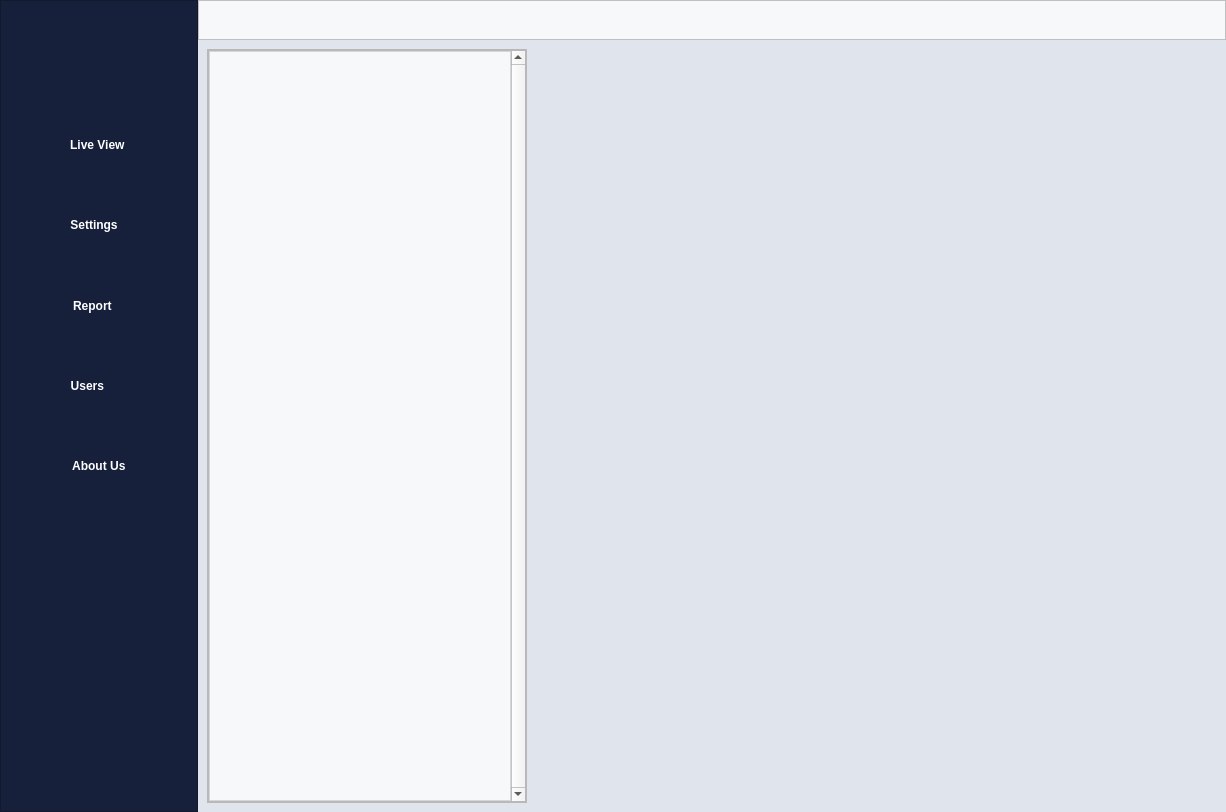
First picture: the form in UIFiles/main_UI.ui, repository DORSA-co/MSC_Conveyor, before the edit.
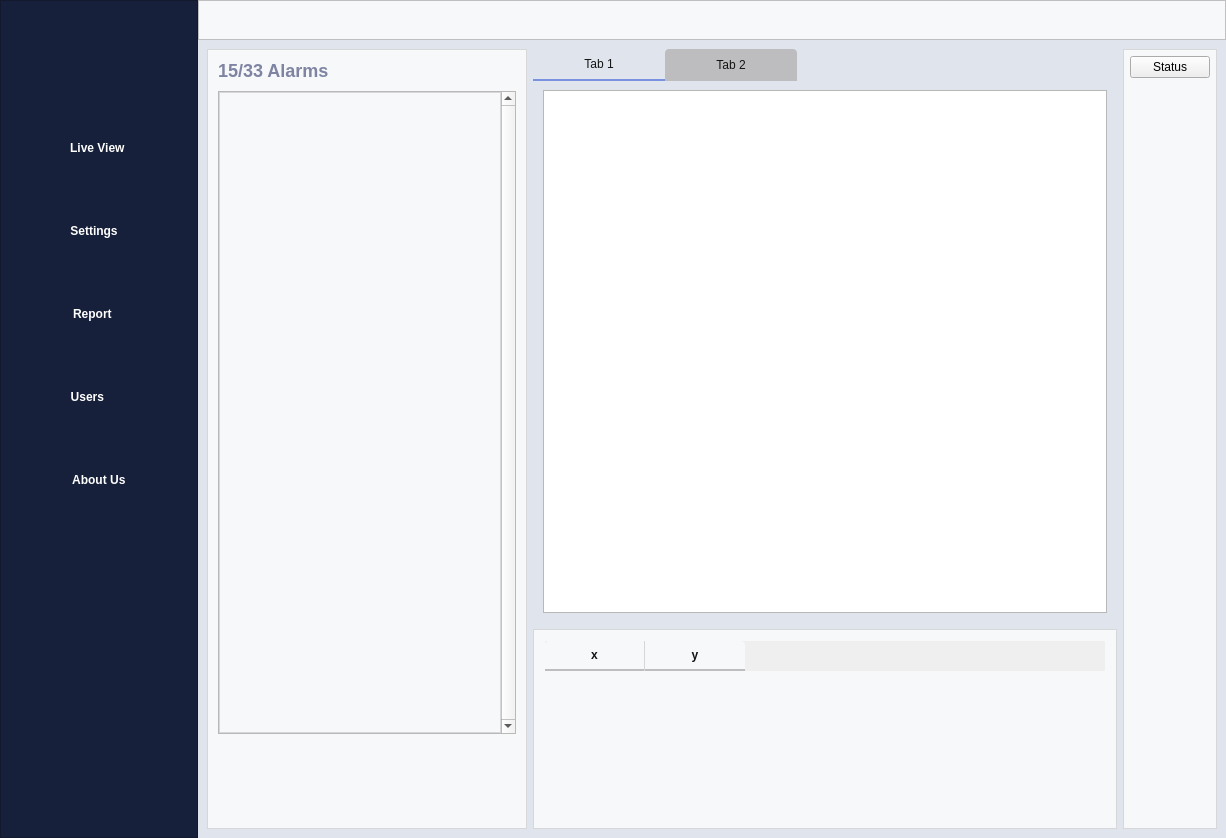
Second picture: the form after the edit. The open tabs and pages were chosen to show the change. Icons and pictures are not drawn. Custom widgets are drawn as their Qt base class.

Commit message: notification by defect happend, liveView popup slider added

What changed in the file:
```diff
--- a/UIFiles/main_UI.ui
+++ b/UIFiles/main_UI.ui
@@ -7,7 +7,7 @@
     <x>0</x>
     <y>0</y>
     <width>1226</width>
-    <height>812</height>
+    <height>838</height>
    </rect>
   </property>
   <property name="windowTitle">
@@ -300,7 +300,12 @@
 	background-color: #E0E4EC;
 }
 
-#camera_tab .QFrame, #algorithm_stackedWidget .QFrame, #user_register_tab .QFrame, #user_profile_tab .QFrame{
+#camera_tab .QFrame, 
+#algorithm_stackedWidget .QFrame, 
+#user_register_tab .QFrame, 
+#user_profile_tab .QFrame,
+#live_view_page .QFrame
+{
 	background-color: #F7F8FA;
 	border:1px solid #D7D7D9;
 }
@@ -949,6 +954,14 @@
               <height>16777215</height>
              </size>
             </property>
+            <property name="styleSheet">
+             <string notr="true">#defect_notifications_frame
+{
+	background-color: #F7F8FA;
+	border:1px solid #D7D7D9;
+}
+</string>
+            </property>
             <property name="frameShape">
              <enum>QFrame::StyledPanel</enum>
             </property>
@@ -960,38 +973,41 @@
               <number>0</number>
              </property>
              <property name="leftMargin">
-              <number>0</number>
+              <number>10</number>
              </property>
              <property name="topMargin">
-              <number>0</number>
+              <number>10</number>
              </property>
              <property name="rightMargin">
-              <number>0</number>
+              <number>10</number>
              </property>
              <property name="bottomMargin">
-              <number>0</number>
+              <number>10</number>
              </property>
              <item>
-              <widget class="QFrame" name="frame">
-               <property name="minimumSize">
-                <size>
-                 <width>0</width>
-                 <height>0</height>
-                </size>
+              <layout class="QHBoxLayout" name="horizontalLayout_10">
+               <property name="leftMargin">
+                <number>0</number>
                </property>
-               <property name="maximumSize">
-                <size>
-                 <width>16777215</width>
-                 <height>16777215</height>
-                </size>
+               <property name="topMargin">
+                <number>0</number>
                </property>
-               <property name="frameShape">
-                <enum>QFrame::StyledPanel</enum>
+               <property name="bottomMargin">
+                <number>10</number>
                </property>
-               <property name="frameShadow">
-                <enum>QFrame::Raised</enum>
-               </property>
-              </widget>
+               <item>
+                <widget class="QLabel" name="alarms_count_lbl">
+                 <property name="styleSheet">
+                  <string notr="true">color:#7E84A2;
+font-size:18px;
+font-weight:bold;</string>
+                 </property>
+                 <property name="text">
+                  <string>15/33 Alarms</string>
+                 </property>
+                </widget>
+               </item>
+              </layout>
              </item>
              <item>
               <widget class="QScrollArea" name="defects_notifications_scrollArea">
@@ -1021,8 +1037,8 @@
                  <rect>
                   <x>0</x>
                   <y>0</y>
-                  <width>302</width>
-                  <height>680</height>
+                  <width>275</width>
+                  <height>584</height>
                  </rect>
                 </property>
                 <layout class="QVBoxLayout" name="verticalLayout_9">
@@ -1063,42 +1079,231 @@
               </widget>
              </item>
              <item>
-              <widget class="QFrame" name="frame_2">
-               <property name="minimumSize">
-                <size>
-                 <width>0</width>
-                 <height>0</height>
-                </size>
+              <widget class="QFrame" name="notifications_buttons_frame">
+               <property name="styleSheet">
+                <string notr="true">#notifications_buttons_frame{
+border:none;
+}
+QPushButton{
+	padding-top:5px;
+	border:none
+}
+
+QPushButton:hover{
+border-radius: 25px;
+	border: 2px solid #7892DF;
+}</string>
                </property>
-               <property name="maximumSize">
-                <size>
-                 <width>16777215</width>
-                 <height>16777215</height>
-                </size>
-               </property>
-               <property name="frameShape">
-                <enum>QFrame::StyledPanel</enum>
-               </property>
-               <property name="frameShadow">
-                <enum>QFrame::Raised</enum>
-               </property>
+               <layout class="QHBoxLayout" name="horizontalLayout_5">
+                <property name="spacing">
+                 <number>14</number>
+                </property>
+                <property name="topMargin">
+                 <number>25</number>
+                </property>
+                <item>
+                 <widget class="QPushButton" name="pushButton_2">
+                  <property name="minimumSize">
+                   <size>
+                    <width>50</width>
+                    <height>50</height>
+                   </size>
+                  </property>
+                  <property name="maximumSize">
+                   <size>
+                    <width>50</width>
+                    <height>50</height>
+                   </size>
+                  </property>
+                  <property name="styleSheet">
+                   <string notr="true"/>
+                  </property>
+                  <property name="text">
+                   <string/>
+                  </property>
+                  <property name="icon">
+                   <iconset resource="assets/assets.qrc">
+                    <normaloff>:/icons/icons/filter.png</normaloff>:/icons/icons/filter.png</iconset>
+                  </property>
+                  <property name="iconSize">
+                   <size>
+                    <width>30</width>
+                    <height>30</height>
+                   </size>
+                  </property>
+                 </widget>
+                </item>
+                <item>
+                 <widget class="QPushButton" name="pushButton">
+                  <property name="minimumSize">
+                   <size>
+                    <width>50</width>
+                    <height>50</height>
+                   </size>
+                  </property>
+                  <property name="maximumSize">
+                   <size>
+                    <width>50</width>
+                    <height>50</height>
+                   </size>
+                  </property>
+                  <property name="text">
+                   <string/>
+                  </property>
+                  <property name="icon">
+                   <iconset resource="assets/assets.qrc">
+                    <normaloff>:/icons/icons/clear_filters.png</normaloff>:/icons/icons/clear_filters.png</iconset>
+                  </property>
+                  <property name="iconSize">
+                   <size>
+                    <width>30</width>
+                    <height>30</height>
+                   </size>
+                  </property>
+                 </widget>
+                </item>
+                <item>
+                 <widget class="QPushButton" name="pushButton_3">
+                  <property name="minimumSize">
+                   <size>
+                    <width>50</width>
+                    <height>50</height>
+                   </size>
+                  </property>
+                  <property name="maximumSize">
+                   <size>
+                    <width>50</width>
+                    <height>50</height>
+                   </size>
+                  </property>
+                  <property name="text">
+                   <string/>
+                  </property>
+                  <property name="icon">
+                   <iconset resource="assets/assets.qrc">
+                    <normaloff>:/icons/icons/delete.png</normaloff>:/icons/icons/delete.png</iconset>
+                  </property>
+                  <property name="iconSize">
+                   <size>
+                    <width>32</width>
+                    <height>32</height>
+                   </size>
+                  </property>
+                 </widget>
+                </item>
+               </layout>
               </widget>
              </item>
             </layout>
            </widget>
           </item>
           <item>
-           <spacer name="horizontalSpacer_2">
-            <property name="orientation">
-             <enum>Qt::Horizontal</enum>
-            </property>
-            <property name="sizeHint" stdset="0">
+           <layout class="QVBoxLayout" name="verticalLayout_15">
+            <item>
+             <widget class="QTabWidget" name="live_tabWidget">
+              <widget class="QWidget" name="tab">
+               <attribute name="title">
+                <string>Tab 1</string>
+               </attribute>
+               <layout class="QHBoxLayout" name="horizontalLayout_15">
+                <item>
+                 <widget class="PhotoViewer" name="belt_live_view_lbl"/>
+                </item>
+               </layout>
+              </widget>
+              <widget class="QWidget" name="tab_2">
+               <attribute name="title">
+                <string>Tab 2</string>
+               </attribute>
+              </widget>
+             </widget>
+            </item>
+            <item>
+             <widget class="QFrame" name="frame">
+              <property name="minimumSize">
+               <size>
+                <width>0</width>
+                <height>160</height>
+               </size>
+              </property>
+              <property name="maximumSize">
+               <size>
+                <width>16777215</width>
+                <height>200</height>
+               </size>
+              </property>
+              <property name="sizeIncrement">
+               <size>
+                <width>0</width>
+                <height>0</height>
+               </size>
+              </property>
+              <property name="frameShape">
+               <enum>QFrame::StyledPanel</enum>
+              </property>
+              <property name="frameShadow">
+               <enum>QFrame::Raised</enum>
+              </property>
+              <layout class="QVBoxLayout" name="verticalLayout_17">
+               <item>
+                <widget class="QTableWidget" name="defect_info_table">
+                 <column>
+                  <property name="text">
+                   <string>x</string>
+                  </property>
+                 </column>
+                 <column>
+                  <property name="text">
+                   <string>y</string>
+                  </property>
+                 </column>
+                </widget>
+               </item>
+              </layout>
+             </widget>
+            </item>
+           </layout>
+          </item>
+          <item>
+           <widget class="QFrame" name="verticalFrame_2">
+            <property name="minimumSize">
              <size>
-              <width>40</width>
-              <height>20</height>
+              <width>50</width>
+              <height>0</height>
              </size>
             </property>
-           </spacer>
+            <layout class="QVBoxLayout" name="verticalLayout_16">
+             <property name="leftMargin">
+              <number>6</number>
+             </property>
+             <property name="topMargin">
+              <number>6</number>
+             </property>
+             <property name="rightMargin">
+              <number>6</number>
+             </property>
+             <item>
+              <widget class="QPushButton" name="system_status_btn">
+               <property name="text">
+                <string>Status</string>
+               </property>
+              </widget>
+             </item>
+             <item>
+              <spacer name="verticalSpacer_8">
+               <property name="orientation">
+                <enum>Qt::Vertical</enum>
+               </property>
+               <property name="sizeHint" stdset="0">
+                <size>
+                 <width>20</width>
+                 <height>40</height>
+                </size>
+               </property>
+              </spacer>
+             </item>
+            </layout>
+           </widget>
           </item>
          </layout>
         </widget>
```
Left out of the diff: 14 changed lines with no effect on the pictures. The commit also changes 62 other files.
